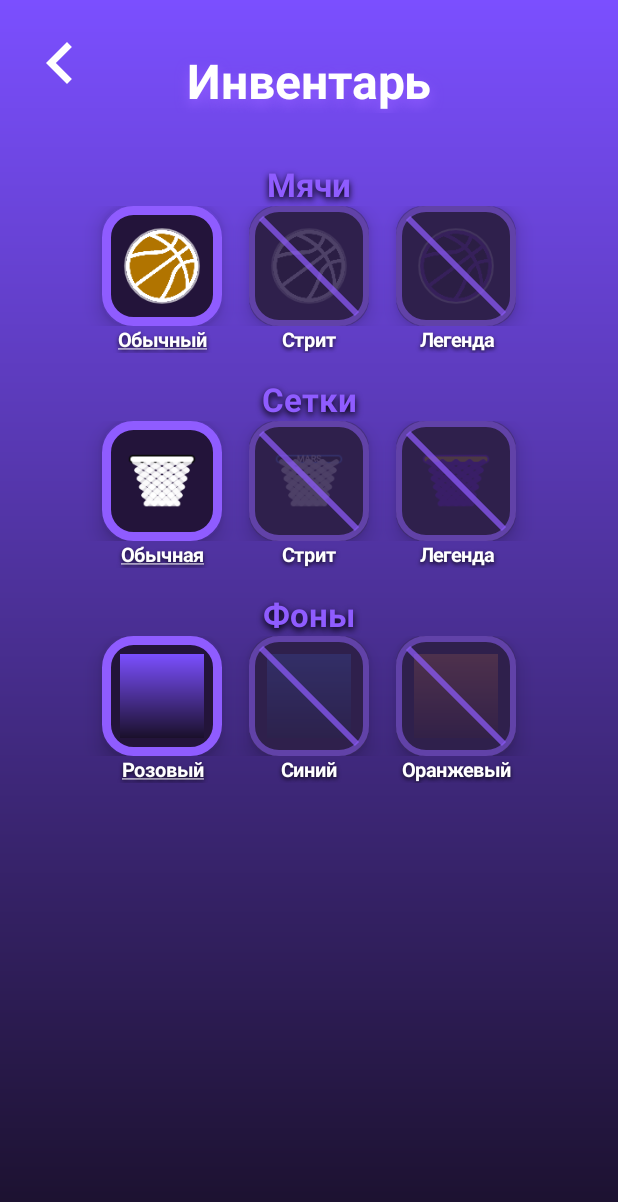
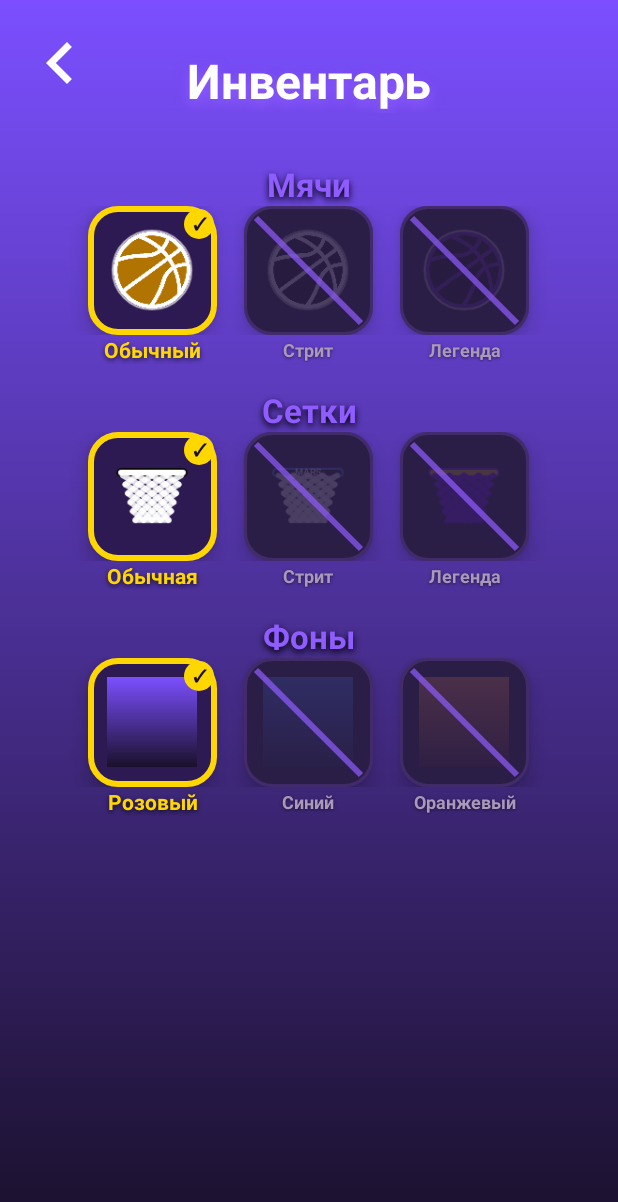
Before and after one commit to ogSulem/BasketMars, an Android app: the screen it shows after launch (InventoryActivity), after a tap on "ИНВЕНТАРЬ", on a phone screen of 412 x 824 dp. Shown: the top 1202 px of the screen. Run offline under Robolectric (Android 15) with nearby library versions, the phone set to English and light mode, and no system bars; our stand-ins replace Firebase (no records; nobody signed in at launch, a user with empty details on screens opened directly), Room's generated code.

Commit message:
Fix bot mode timer, background on all screens, inventory selection visibility
Agent-Logs-Url: https://github.com/ogSulem/BasketMars/sessions/7ba333ea-5813-4b00-80da-29a6281a6f7f

Co-authored-by: ogSulem <125482344+ogSulem@users.noreply.github.com>

```diff
--- a/app/src/main/java/com/example/basketballgame/AchievementsActivity.java
+++ b/app/src/main/java/com/example/basketballgame/AchievementsActivity.java
@@ -22,6 +22,8 @@ import android.widget.ImageButton;
 
 public class AchievementsActivity extends AppCompatActivity {
 
+    private FrameLayout root;
+
     @Override
     protected void attachBaseContext(Context base) {
         super.attachBaseContext(LocaleHelper.wrap(base));
@@ -31,6 +33,7 @@ public class AchievementsActivity extends AppCompatActivity {
     protected void onCreate(Bundle savedInstanceState) {
         super.onCreate(savedInstanceState);
         FrameLayout root = new FrameLayout(this);
+        this.root = root;
 
         SharedPreferences prefs = getSharedPreferences("basketball", Context.MODE_PRIVATE);
         int selectedBg = prefs.getInt("selectedBg", 0);
@@ -252,7 +255,7 @@ public class AchievementsActivity extends AppCompatActivity {
         SharedPreferences prefs = getSharedPreferences("basketball", Context.MODE_PRIVATE);
         int bgIdx = prefs.getInt("selectedBg", 0);
         int[] bgDrawables = {R.drawable.bg_gradient, R.drawable.bg_gradient2, R.drawable.bg_gradient3};
-        getWindow().getDecorView().setBackgroundResource(bgDrawables[bgIdx]);
+        if (root != null) root.setBackgroundResource(bgDrawables[bgIdx]);
     }
 
     private int dp(int v) {
--- a/app/src/main/java/com/example/basketballgame/InventoryActivity.java
+++ b/app/src/main/java/com/example/basketballgame/InventoryActivity.java
@@ -171,14 +171,20 @@ public class InventoryActivity extends AppCompatActivity {
                 LinearLayout.LayoutParams.MATCH_PARENT, LinearLayout.LayoutParams.WRAP_CONTENT);
         icons.setLayoutParams(iconsParams);
         for (int i = 0; i < count; i++) {
+            boolean isSelected = selected == i;
             FrameLayout frame = new FrameLayout(this);
             GradientDrawable border = new GradientDrawable();
-            border.setColor(0xFF23143A);
-            border.setStroke(selected == i ? dp(6) : dp(4), 0xFF8f5cff);
+            if (isSelected) {
+                border.setColor(0xFF2E1A52); // lighter purple bg for selected
+                border.setStroke(dp(4), 0xFFFFD700); // gold border
+            } else {
+                border.setColor(0xFF1A0F2E); // darker bg for unselected
+                border.setStroke(dp(2), 0xFF4a2c7a); // dim purple border
+            }
             border.setCornerRadius(dp(18));
             frame.setBackground(border);
             frame.setTranslationZ(12);
-            FrameLayout.LayoutParams frameParams = new FrameLayout.LayoutParams(dp(80), dp(80));
+            FrameLayout.LayoutParams frameParams = new FrameLayout.LayoutParams(dp(86), dp(86));
             frame.setLayoutParams(frameParams);
             View icon;
             if (sectionType == SECTION_BACKGROUNDS) {
@@ -199,7 +205,7 @@ public class InventoryActivity extends AppCompatActivity {
                 icon = img;
             }
 
-            FrameLayout.LayoutParams iconParams = new FrameLayout.LayoutParams(dp(56), dp(56));
+            FrameLayout.LayoutParams iconParams = new FrameLayout.LayoutParams(dp(60), dp(60));
             iconParams.gravity = Gravity.CENTER;
             frame.addView(icon, iconParams);
             if (unlocked < i) {
@@ -211,7 +217,7 @@ public class InventoryActivity extends AppCompatActivity {
                 overlayBg.setColor(0x883A2B5C);
                 overlayBg.setCornerRadius(dp(18));
                 overlay.setBackground(overlayBg);
-                FrameLayout.LayoutParams overlayParams = new FrameLayout.LayoutParams(dp(80), dp(80));
+                FrameLayout.LayoutParams overlayParams = new FrameLayout.LayoutParams(dp(86), dp(86));
                 overlayParams.gravity = Gravity.CENTER;
                 overlay.setLayoutParams(overlayParams);
                 frame.addView(overlay);
@@ -228,7 +234,7 @@ public class InventoryActivity extends AppCompatActivity {
                         canvas.drawLine(pad, pad, getWidth() - pad, getHeight() - pad, paint);
                     }
                 };
-                FrameLayout.LayoutParams diagParams = new FrameLayout.LayoutParams(dp(80), dp(80));
+                FrameLayout.LayoutParams diagParams = new FrameLayout.LayoutParams(dp(86), dp(86));
                 diagParams.gravity = Gravity.CENTER;
                 diag.setLayoutParams(diagParams);
                 frame.addView(diag);
@@ -242,6 +248,25 @@ public class InventoryActivity extends AppCompatActivity {
                         onSelect.onSelect(idx);
                     }
                 });
+                // Checkmark badge for selected item
+                if (isSelected) {
+                    TextView check = new TextView(this);
+                    check.setText("✓");
+                    check.setTextColor(0xFF1A0F2E);
+                    check.setTextSize(11);
+                    check.setTypeface(null, Typeface.BOLD);
+                    check.setGravity(Gravity.CENTER);
+                    GradientDrawable checkBg = new GradientDrawable();
+                    checkBg.setShape(GradientDrawable.OVAL);
+                    checkBg.setColor(0xFFFFD700);
+                    check.setBackground(checkBg);
+                    int badgeSize = dp(20);
+                    FrameLayout.LayoutParams checkParams = new FrameLayout.LayoutParams(badgeSize, badgeSize);
+                    checkParams.gravity = Gravity.TOP | Gravity.END;
+                    checkParams.topMargin = dp(2);
+                    checkParams.rightMargin = dp(2);
+                    frame.addView(check, checkParams);
+                }
             }
             icons.addView(frame);
             if (i < count - 1) {
@@ -262,15 +287,18 @@ public class InventoryActivity extends AppCompatActivity {
         for (int i = 0; i < count; i++) {
             TextView label = new TextView(this);
             label.setText(labels[i]);
-            label.setTextColor(0xFFFFFFFF);
-            label.setTextSize(13);
+            if (selected == i) {
+                label.setTextColor(0xFFFFD700); // gold for selected
+                label.setTextSize(14);
+                label.setShadowLayer(4, 0, 2, 0xAA000000);
+            } else {
+                label.setTextColor(0xFFAA99BB); // dimmer for unselected
+                label.setTextSize(12);
+                label.setShadowLayer(2, 0, 1, 0x88000000);
+            }
             label.setGravity(Gravity.CENTER);
             label.setTypeface(null, Typeface.BOLD);
-            label.setShadowLayer(3, 0, 2, 0xCC000000);
-            if (selected == i) {
-                label.setPaintFlags(label.getPaintFlags() | android.graphics.Paint.UNDERLINE_TEXT_FLAG);
-            }
-            LinearLayout.LayoutParams labelParams = new LinearLayout.LayoutParams(dp(80), LinearLayout.LayoutParams.WRAP_CONTENT);
+            LinearLayout.LayoutParams labelParams = new LinearLayout.LayoutParams(dp(86), LinearLayout.LayoutParams.WRAP_CONTENT);
             labelParams.gravity = Gravity.CENTER;
             labelsRow.addView(label, labelParams);
             if (i < count - 1) {
--- a/app/src/main/res/layout/activity_leaderboard.xml
+++ b/app/src/main/res/layout/activity_leaderboard.xml
@@ -1,6 +1,7 @@
 <?xml version="1.0" encoding="utf-8"?>
 <androidx.constraintlayout.widget.ConstraintLayout xmlns:android="http://schemas.android.com/apk/res/android"
     xmlns:app="http://schemas.android.com/apk/res-auto"
+    android:id="@+id/root_layout"
     android:layout_width="match_parent"
     android:layout_height="match_parent"
     android:background="@drawable/bg_gradient"
--- a/app/src/main/res/layout/activity_matchmaking.xml
+++ b/app/src/main/res/layout/activity_matchmaking.xml
@@ -1,5 +1,6 @@
 <?xml version="1.0" encoding="utf-8"?>
 <LinearLayout xmlns:android="http://schemas.android.com/apk/res/android"
+    android:id="@+id/root_layout"
     android:layout_width="match_parent"
     android:layout_height="match_parent"
     android:orientation="vertical"
--- a/app/src/main/res/layout/activity_settings.xml
+++ b/app/src/main/res/layout/activity_settings.xml
@@ -1,6 +1,7 @@
 <?xml version="1.0" encoding="utf-8"?>
 <ScrollView xmlns:android="http://schemas.android.com/apk/res/android"
     xmlns:app="http://schemas.android.com/apk/res-auto"
+    android:id="@+id/root_layout"
     android:layout_width="match_parent"
     android:layout_height="match_parent"
     android:background="@drawable/bg_gradient"
```
Also changed, not shown: app/src/main/java/com/example/basketballgame/GameActivity.java (+6 -2 lines), app/src/main/java/com/example/basketballgame/GameView.java (+8 -0 lines), app/src/main/java/com/example/basketballgame/LeaderboardActivity.java (+11 -0 lines), app/src/main/java/com/example/basketballgame/MatchmakingActivity.java (+10 -0 lines), app/src/main/java/com/example/basketballgame/SettingsActivity.java (+10 -0 lines).
